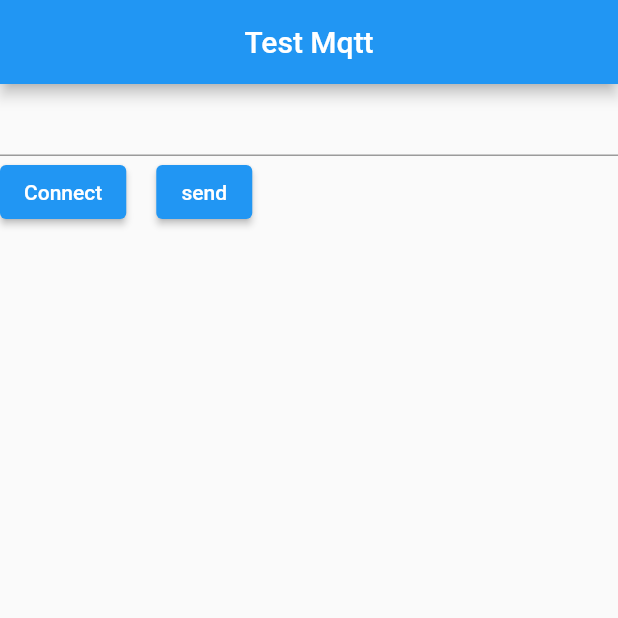
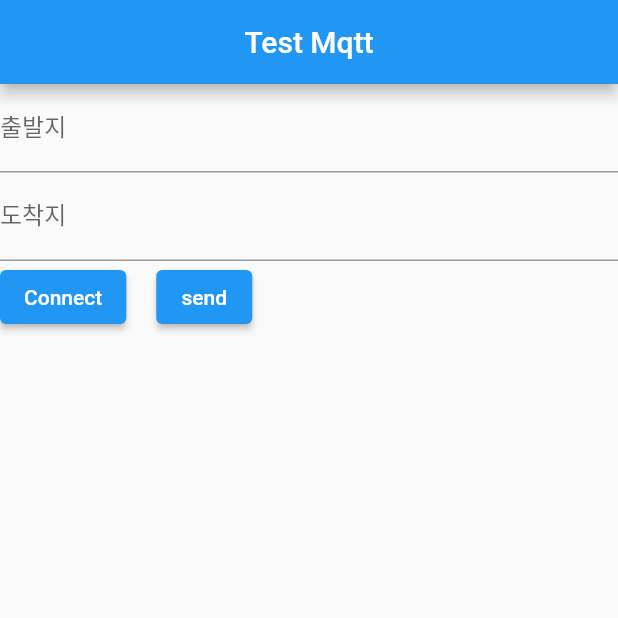
Before and after one commit to diaa-woo/Mqtt-App-Sample, a Flutter app: the screen it shows after launch, on a phone screen of 412 x 824 dp, the top half of it. Run offline on Flutter 3.47's test engine with Material 2 defaults, Android fonts, the phone set to English and light mode, and no system bars; missing offline and left inert: mqtt_client.

Commit message:
Update main.dart
EOM

```diff
--- a/lib/main.dart
+++ b/lib/main.dart
@@ -59,6 +59,11 @@ class _TestPageState extends State<TestPage> {
               children: [
                 TextField(
                   controller: tc,
+            decoration: const InputDecoration(labelText: '출발지'),
+          ),
+          TextField(
+            controller: tc,
+            decoration: const InputDecoration(labelText: '도착지'),
                 ),
                 widget.mqttProvider.isLoad ? const Text("Loading!") : Row(
                   children: [
```
